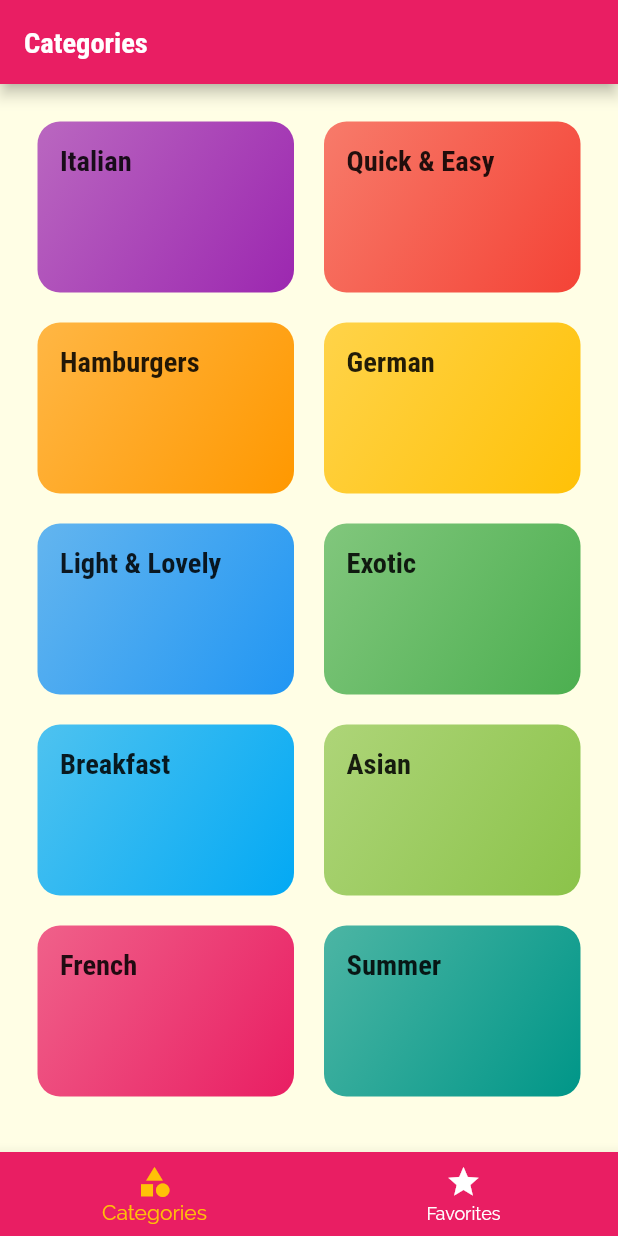
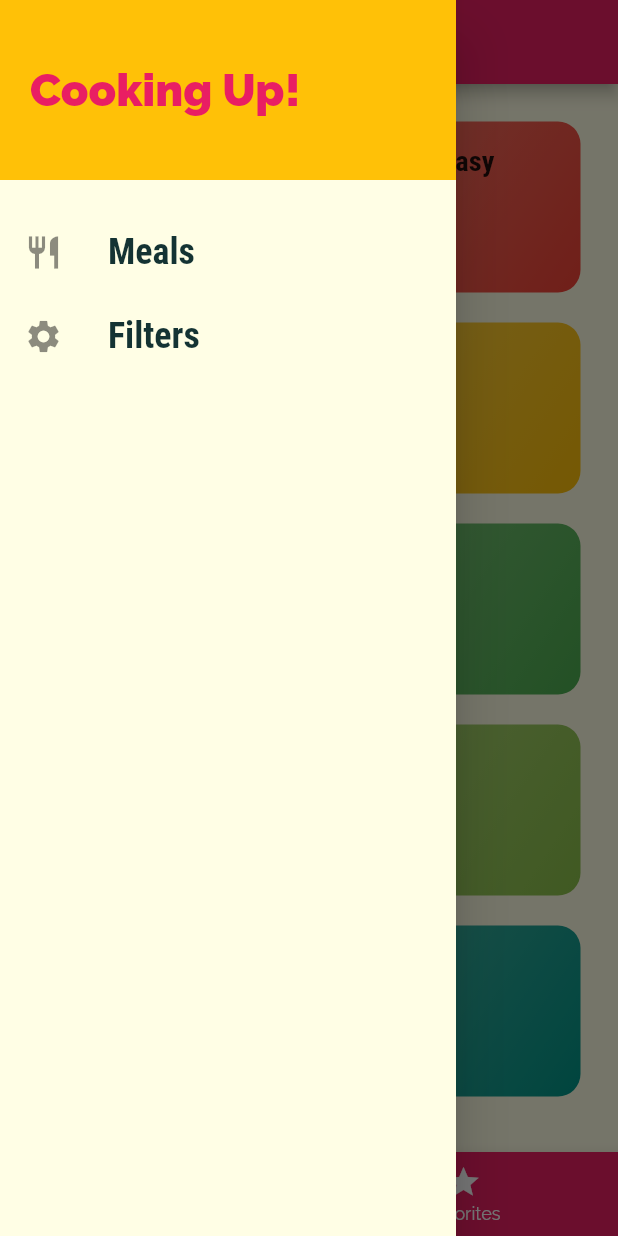
Before and after one commit to FrengkyG/learn-flutter, a Flutter app: the screen it shows after launch, with the side drawer open (before the commit the screen has no drawer), on a phone screen of 412 x 824 dp. Run offline on Flutter 3.47's test engine with Material 2 defaults, Android fonts, the light colour scheme and no system bars; our stand-ins replace cached_network_image, dartz, equatable, flutter_local_notifications, flutter_rating_bar, get_it and 5 more; missing offline and left inert: android_alarm_manager_plus, app_settings; accounts and stored records are empty; generated files the repository leaves out were written again.

Commit message:
add drawer

```diff
--- a/Flutter The Complete Guide/03 Meals App/meals_app/lib/main.dart
+++ b/Flutter The Complete Guide/03 Meals App/meals_app/lib/main.dart
@@ -1,6 +1,7 @@
 import 'package:flutter/material.dart';
 import 'package:meals_app/screens/categories_screen.dart';
 import 'package:meals_app/screens/category_meals_screen.dart';
+import 'package:meals_app/screens/filters_screen.dart';
 import 'package:meals_app/screens/meal_detail_screen.dart';
 import 'package:meals_app/screens/tab_screen.dart';
 
@@ -37,6 +38,7 @@ class MyApp extends StatelessWidget {
         '/': (context) => TabScreen(),
         CategoryMealsScreen.routeName: (context) => CategoryMealsScreen(),
         MealDetailScreen.routeName: (context) => MealDetailScreen(),
+        FilterScreen.routeName: (context) => FilterScreen(),
       },
       onUnknownRoute: (settings) {
         return MaterialPageRoute(builder: ((context) => CategoriesScreen()));
--- /dev/null
+++ b/Flutter The Complete Guide/03 Meals App/meals_app/lib/screens/filters_screen.dart
@@ -0,0 +1,13 @@
+import 'package:flutter/material.dart';
+
+class FilterScreen extends StatelessWidget {
+  const FilterScreen({Key? key}) : super(key: key);
+  static const routeName = '/filters';
+
+  @override
+  Widget build(BuildContext context) {
+    return Center(
+      child: Text('Filters'),
+    );
+  }
+}
--- a/Flutter The Complete Guide/03 Meals App/meals_app/lib/screens/tab_screen.dart
+++ b/Flutter The Complete Guide/03 Meals App/meals_app/lib/screens/tab_screen.dart
@@ -1,6 +1,7 @@
 import 'package:flutter/material.dart';
 import 'package:meals_app/screens/categories_screen.dart';
 import 'package:meals_app/screens/favorite_screen.dart';
+import 'package:meals_app/widgets/main_drawer.dart';
 
 class TabScreen extends StatefulWidget {
   const TabScreen({Key? key}) : super(key: key);
@@ -29,6 +30,7 @@ class _TabScreenState extends State<TabScreen> {
       appBar: AppBar(
         title: Text(_pages[_selectedPageIndex]['title'] as String),
       ),
+      drawer: MainDrawer(),
       body: _pages[_selectedPageIndex]['page'] as Widget,
       bottomNavigationBar: BottomNavigationBar(
         onTap: _selectPage,
--- /dev/null
+++ b/Flutter The Complete Guide/03 Meals App/meals_app/lib/widgets/main_drawer.dart
@@ -0,0 +1,58 @@
+import 'package:flutter/material.dart';
+import 'package:meals_app/screens/filters_screen.dart';
+
+class MainDrawer extends StatelessWidget {
+  const MainDrawer({Key? key}) : super(key: key);
+
+  Widget buildListTile(String title, IconData icon, VoidCallback tapHandler) {
+    return ListTile(
+      leading: Icon(
+        icon,
+        size: 26,
+      ),
+      title: Text(
+        title,
+        style: const TextStyle(
+          fontFamily: 'RobotoCondensed',
+          fontSize: 24,
+          fontWeight: FontWeight.bold,
+        ),
+      ),
+      onTap: tapHandler,
+    );
+  }
+
+  @override
+  Widget build(BuildContext context) {
+    return Drawer(
+      child: Column(
+        children: [
+          Container(
+            height: 120,
+            width: double.infinity,
+            padding: EdgeInsets.all(20),
+            alignment: Alignment.centerLeft,
+            color: Theme.of(context).accentColor,
+            child: Text(
+              'Cooking Up!',
+              style: TextStyle(
+                fontWeight: FontWeight.w900,
+                fontSize: 30,
+                color: Theme.of(context).primaryColor,
+              ),
+            ),
+          ),
+          const SizedBox(
+            height: 20,
+          ),
+          buildListTile('Meals', Icons.restaurant, () {
+            Navigator.of(context).pushNamed('/');
+          }),
+          buildListTile('Filters', Icons.settings, () {
+            Navigator.of(context).pushNamed(FilterScreen.routeName);
+          }),
+        ],
+      ),
+    );
+  }
+}
```
